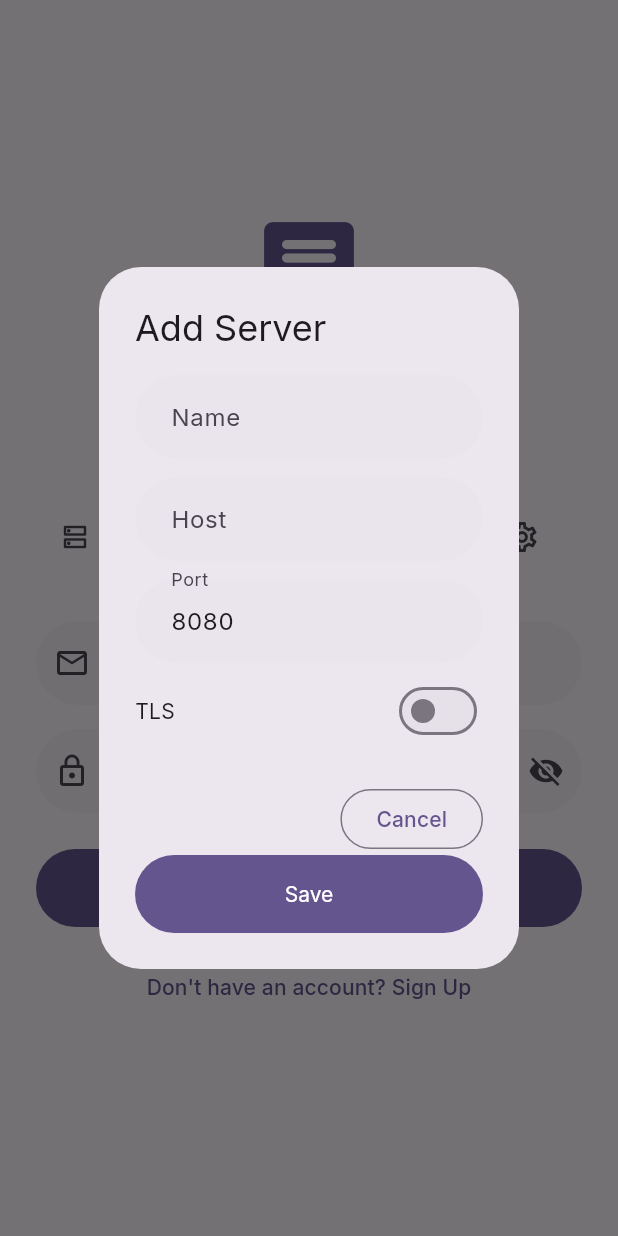
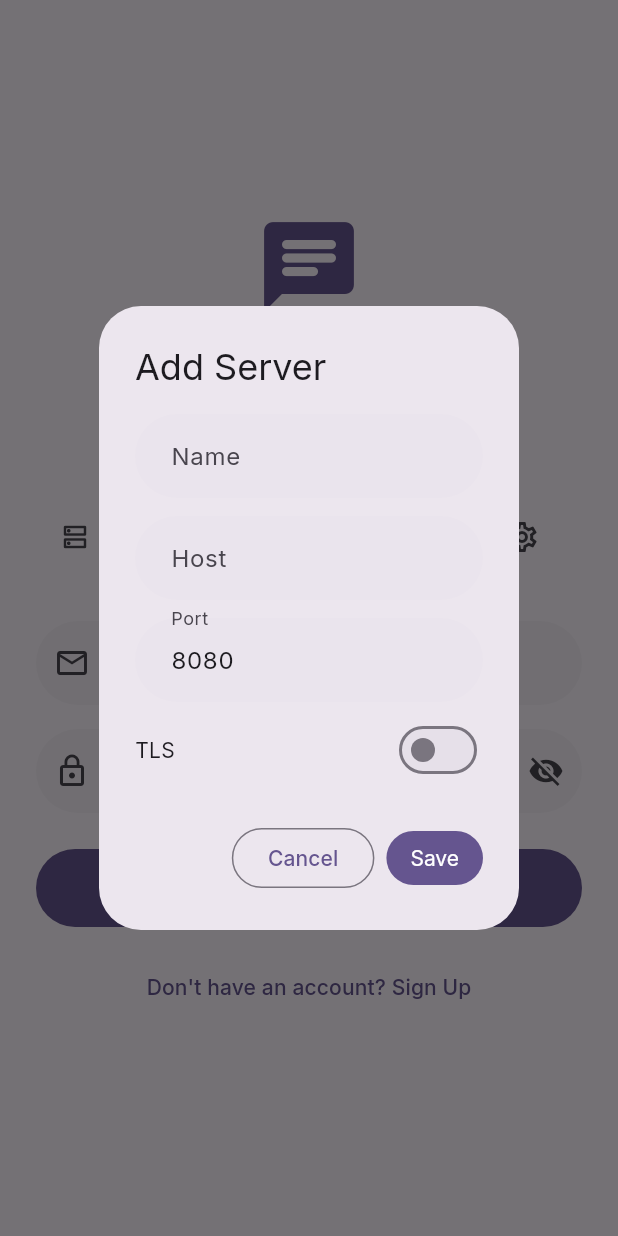
Before and after one commit to BlkDem/uphone, a Flutter app: the screen it shows after launch, after a tap on the "add circle outline" icon, on a phone screen of 412 x 824 dp. Run offline on Flutter 3.47's test engine with Material 3 defaults, Android fonts, the phone set to English and light mode, and no system bars; our stand-ins replace cached_network_image, dio, emoji_picker_flutter, file_picker, flutter_riverpod, go_router and 5 more; missing offline and left inert: flutter_webrtc.

Commit message:
fix(server-form): match Save button size to Cancel button
Added minimumSize and padding to FilledButton to match OutlinedButton dimensions.

```diff
--- a/client/lib/features/auth/presentation/login_screen.dart
+++ b/client/lib/features/auth/presentation/login_screen.dart
@@ -253,11 +253,12 @@ class _LoginScreenState extends ConsumerState<LoginScreen> {
             ),
           ),
           actions: [
-            OutlinedButton(
-              onPressed: () => Navigator.pop(ctx),
-              child: const Text('Cancel'),
-            ),
+            OutlinedButton(onPressed: () => Navigator.pop(ctx), child: const Text('Cancel')),
             FilledButton(
+              style: FilledButton.styleFrom(
+                minimumSize: const Size(0, 36),
+                padding: const EdgeInsets.symmetric(horizontal: 16),
+              ),
               onPressed: () {
                 final name = nameCtrl.text.trim();
                 final host = hostCtrl.text.trim();
@@ -418,6 +419,7 @@ class _ServerSheetState extends ConsumerState<_ServerSheet> {
           actions: [
             OutlinedButton(onPressed: () => Navigator.pop(ctx), child: const Text('Cancel')),
             FilledButton(
+              style: FilledButton.styleFrom(minimumSize: const Size(0, 36), padding: const EdgeInsets.symmetric(horizontal: 16)),
               onPressed: () {
                 final name = nameCtrl.text.trim();
                 final host = hostCtrl.text.trim();
@@ -466,6 +468,7 @@ class _ServerSheetState extends ConsumerState<_ServerSheet> {
           actions: [
             OutlinedButton(onPressed: () => Navigator.pop(ctx), child: const Text('Cancel')),
             FilledButton(
+              style: FilledButton.styleFrom(minimumSize: const Size(0, 36), padding: const EdgeInsets.symmetric(horizontal: 16)),
               onPressed: () {
                 final name = nameCtrl.text.trim();
                 final host = hostCtrl.text.trim();
```
